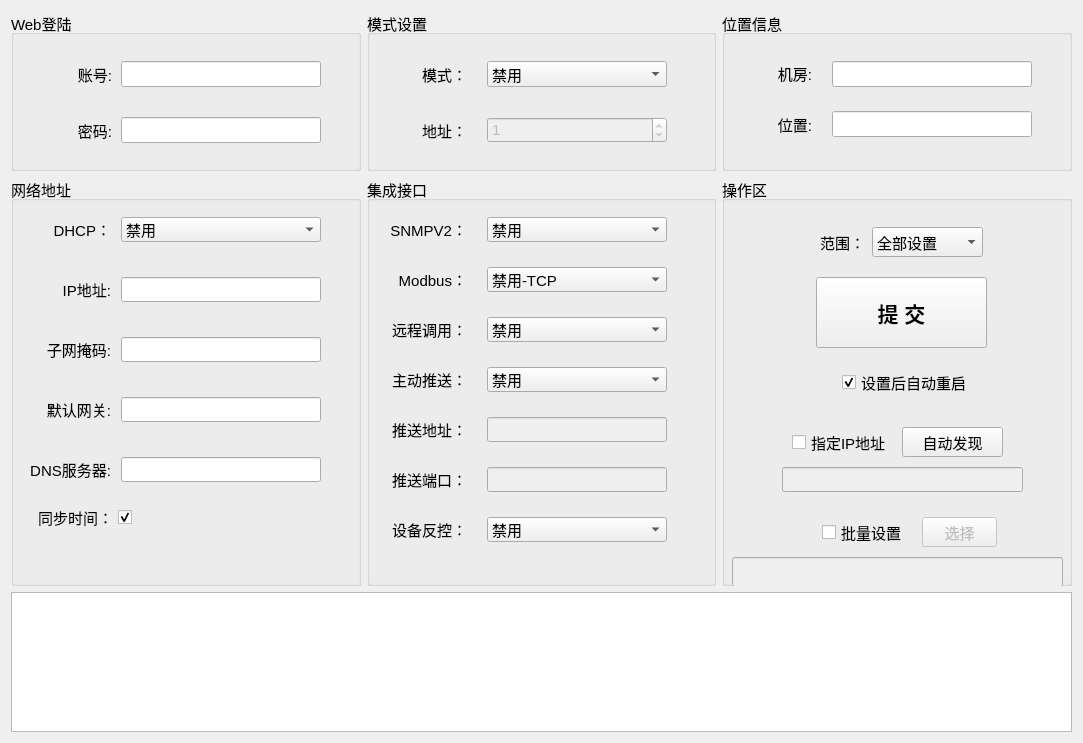
Old version of the form mpro_deploy/home/home_mainwid.ui in the repository ChinaClever/MPro-Tools.
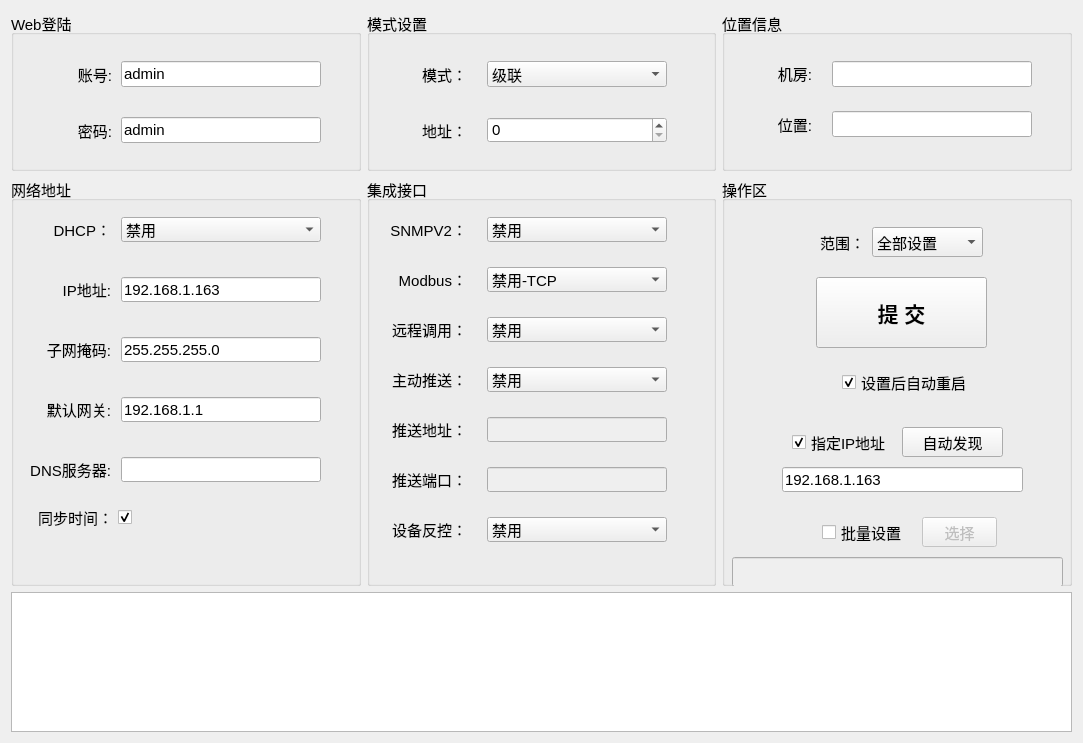
New version of the form.

Diff of the .ui file:
```diff
--- a/mpro_deploy/home/home_mainwid.ui
+++ b/mpro_deploy/home/home_mainwid.ui
@@ -347,10 +347,13 @@
       <property name="text">
        <string>指定IP地址</string>
       </property>
+      <property name="checked">
+       <bool>true</bool>
+      </property>
      </widget>
      <widget class="QLineEdit" name="dstEdit">
       <property name="enabled">
-       <bool>false</bool>
+       <bool>true</bool>
       </property>
       <property name="geometry">
        <rect>
@@ -360,6 +363,9 @@
         <height>25</height>
        </rect>
       </property>
+      <property name="text">
+       <string>192.168.1.163</string>
+      </property>
      </widget>
      <widget class="QCheckBox" name="batchCheck">
       <property name="geometry">
@@ -540,6 +546,9 @@
         <height>25</height>
        </rect>
       </property>
+      <property name="text">
+       <string>192.168.1.163</string>
+      </property>
      </widget>
      <widget class="QLabel" name="label">
       <property name="geometry">
@@ -582,6 +591,9 @@
         <height>25</height>
        </rect>
       </property>
+      <property name="text">
+       <string>255.255.255.0</string>
+      </property>
      </widget>
      <widget class="QLabel" name="label_3">
       <property name="geometry">
@@ -628,6 +640,9 @@
         <height>25</height>
        </rect>
       </property>
+      <property name="text">
+       <string>192.168.1.1</string>
+      </property>
      </widget>
      <widget class="QLabel" name="label_4">
       <property name="geometry">
@@ -724,6 +739,9 @@
         <height>16777215</height>
        </size>
       </property>
+      <property name="text">
+       <string>admin</string>
+      </property>
      </widget>
      <widget class="QLabel" name="label_8">
       <property name="geometry">
@@ -772,6 +790,9 @@
         <height>16777215</height>
        </size>
       </property>
+      <property name="text">
+       <string>admin</string>
+      </property>
      </widget>
     </widget>
    </item>
@@ -811,6 +832,9 @@
         <height>26</height>
        </rect>
       </property>
+      <property name="currentIndex">
+       <number>1</number>
+      </property>
       <item>
        <property name="text">
         <string>禁用</string>
@@ -850,7 +874,7 @@
      </widget>
      <widget class="QSpinBox" name="addrBox">
       <property name="enabled">
-       <bool>false</bool>
+       <bool>true</bool>
       </property>
       <property name="geometry">
        <rect>
@@ -864,7 +888,7 @@
        <number>9</number>
       </property>
       <property name="value">
-       <number>1</number>
+       <number>0</number>
       </property>
      </widget>
     </widget>
```
